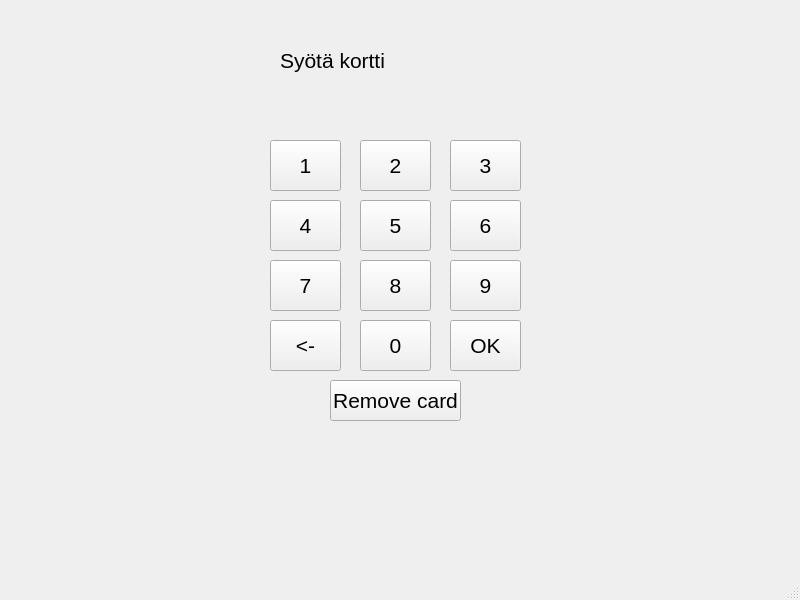
Old version of the form frontend/mainwindow.ui in the repository banksimul-2023-22spo/group_1.
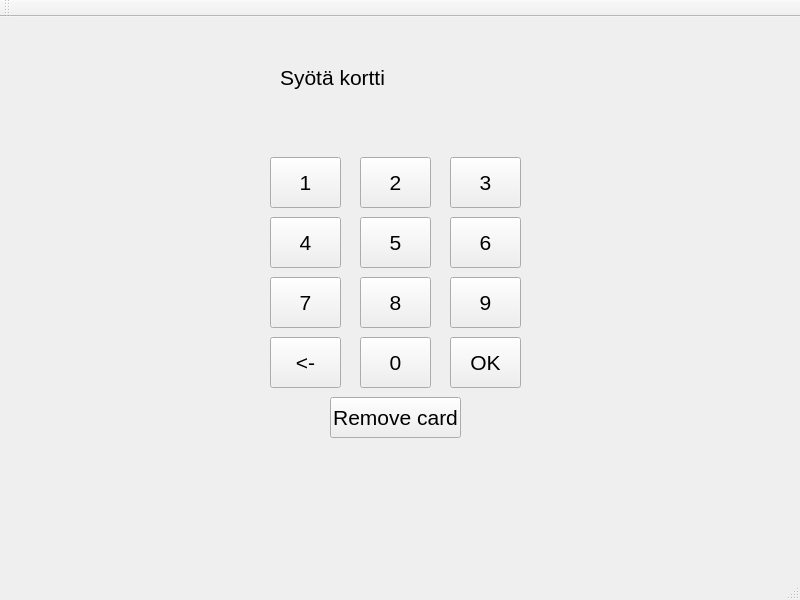
New version of the form.

Patch:
```diff
--- a/frontend/mainwindow.ui
+++ b/frontend/mainwindow.ui
@@ -311,6 +311,17 @@
    </property>
   </widget>
   <widget class="QStatusBar" name="statusbar"/>
+  <widget class="QToolBar" name="toolBar">
+   <property name="windowTitle">
+    <string>toolBar</string>
+   </property>
+   <attribute name="toolBarArea">
+    <enum>TopToolBarArea</enum>
+   </attribute>
+   <attribute name="toolBarBreak">
+    <bool>false</bool>
+   </attribute>
+  </widget>
  </widget>
  <resources/>
  <connections/>
```
